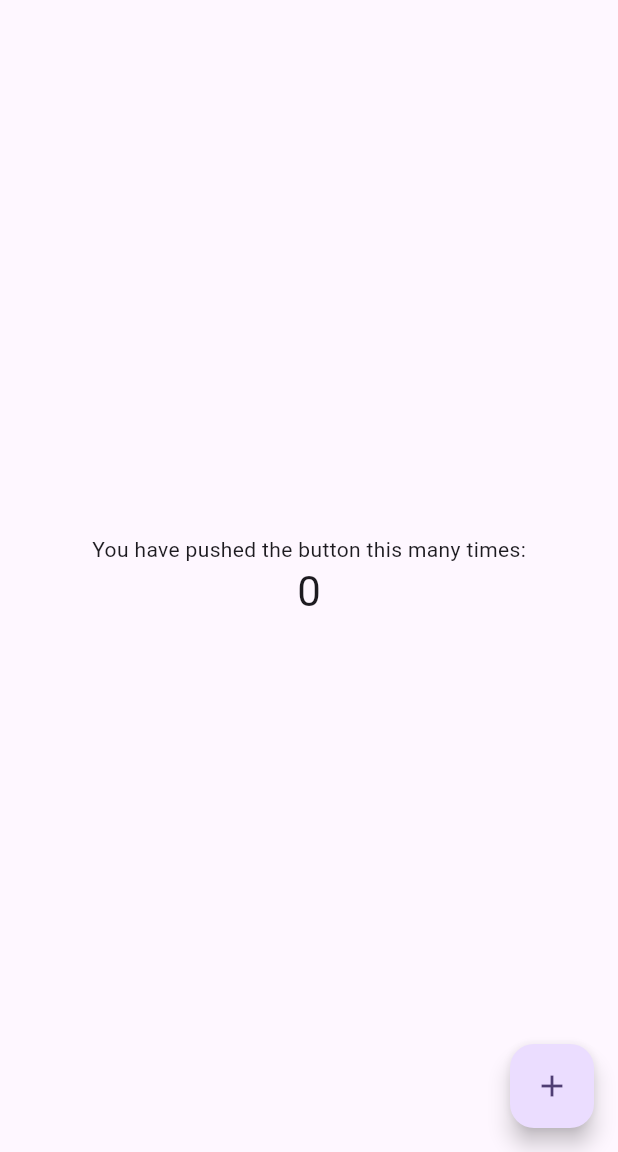
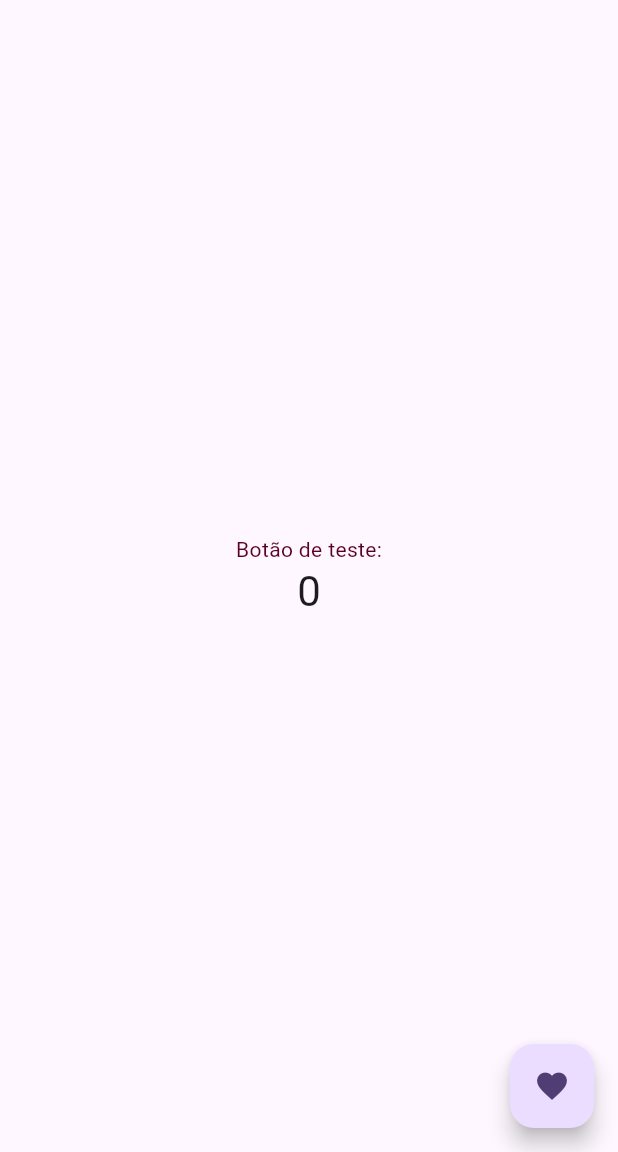
Before and after one commit to felipeelvas/meuAppFlutter, a Flutter app: the screen it shows after launch, on a phone screen of 412 x 824 dp, the part 84-1236 px from its top. Run offline on Flutter 3.47's test engine with Material 3 defaults, Android fonts, the phone set to English and light mode, and no system bars.

Commit message:
alteração

```diff
--- a/lib/main.dart
+++ b/lib/main.dart
@@ -106,7 +106,10 @@ class _MyHomePageState extends State<MyHomePage> {
           mainAxisAlignment: MainAxisAlignment.center,
           children: <Widget>[
             const Text(
-              'You have pushed the button this many times:',
+              'Botão de teste:',
+              style: TextStyle(
+                color: Color.fromARGB(255, 90, 0, 38),
+              ),
             ),
             Text(
               '$_counter',
@@ -118,7 +121,7 @@ class _MyHomePageState extends State<MyHomePage> {
       floatingActionButton: FloatingActionButton(
         onPressed: _incrementCounter,
         tooltip: 'Increment',
-        child: const Icon(Icons.add),
+        child: const Icon(Icons.favorite),
       ), // This trailing comma makes auto-formatting nicer for build methods.
     );
   }
```
